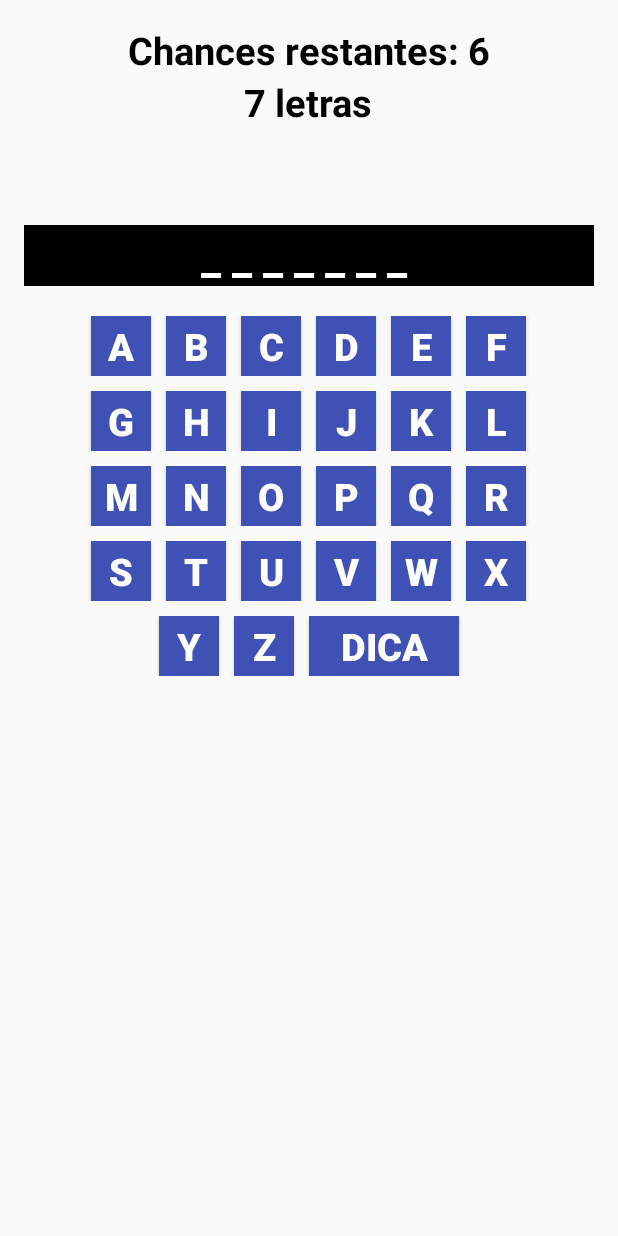
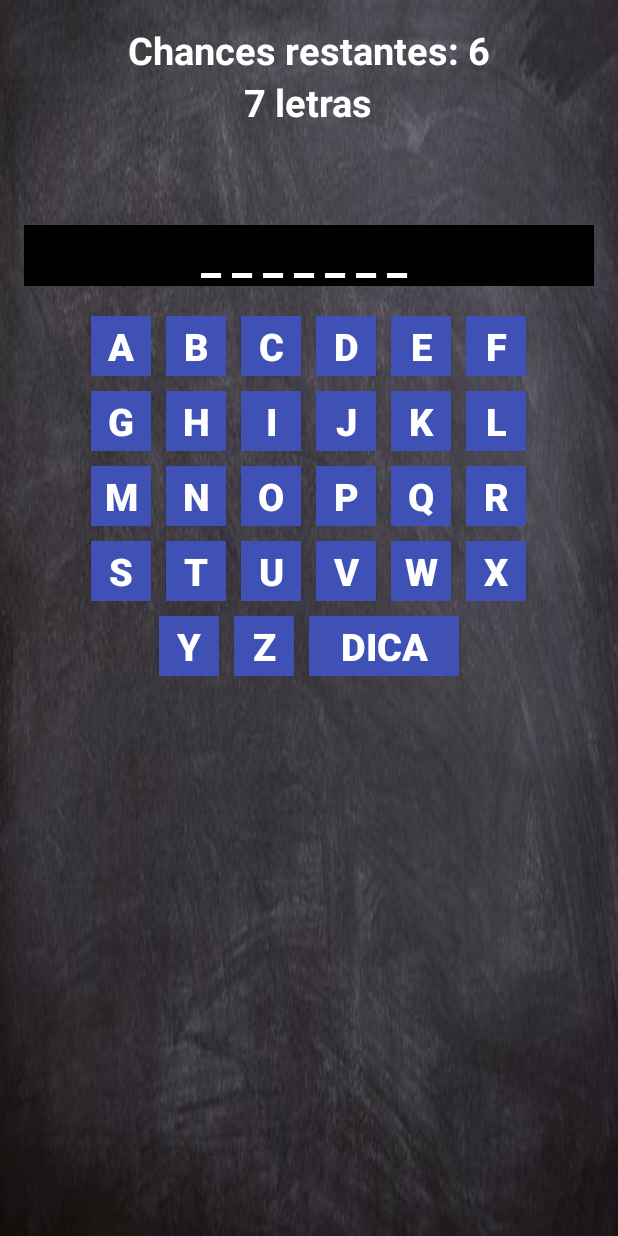
Before and after one commit to danl073/JogoDaForca, an Android app: the MainActivity screen opened directly, with no data from a screen before it, on a phone screen of 412 x 824 dp. Run offline under Robolectric (Android 15) with nearby library versions, the phone set to English and light mode, and no system bars.

Commit message:
Versão Final 3.0

```diff
--- a/app/src/main/java/br/com/senaijandira/jogodaforca/MainActivity.java
+++ b/app/src/main/java/br/com/senaijandira/jogodaforca/MainActivity.java
@@ -26,8 +26,8 @@ public class MainActivity extends Activity {
 
     String palavra[] = {
             "Celta",
-            "Rose",
-            "Groselia",
+            "Jerry",
+            "Groselha",
             "Pindamonhangaba",
             "Internacional",
             "Santana",
@@ -38,7 +38,7 @@ public class MainActivity extends Activity {
 
     String dicas[] = {
             "Carro",
-            "Pesada",
+            "Personagem",
             "Fruta",
             "Cidade",
             "Time",
@@ -80,7 +80,6 @@ public class MainActivity extends Activity {
         btnI = findViewById(R.id.btnI);
         btnJ = findViewById(R.id.btnJ);
         btnK = findViewById(R.id.btnK);
-
         btnL = findViewById(R.id.btnL);
         btnM = findViewById(R.id.btnM);
         btnN = findViewById(R.id.btnN);
--- a/app/src/main/res/layout/activity_main.xml
+++ b/app/src/main/res/layout/activity_main.xml
@@ -4,6 +4,7 @@
     android:layout_width="match_parent"
     android:layout_height="match_parent"
     android:padding="16dp"
+    android:background="@drawable/black"
     >
 
     <LinearLayout
@@ -17,7 +18,7 @@
             android:layout_height="wrap_content"
             android:id="@+id/txtChancesRestantes"
             android:text="Chances Restantes: 6"
-            android:textColor="#000"
+            android:textColor="@color/branco"
             android:textStyle="bold"
             android:textSize="25sp"
             />
@@ -27,7 +28,7 @@
                 android:layout_width="wrap_content"
                 android:layout_height="wrap_content"
                 android:textAlignment="center"
-                android:textColor="#000"
+                android:textColor="@color/branco"
                 android:text="Letras 6"
                 android:textStyle="bold"
                 android:textSize="25sp"
@@ -40,7 +41,7 @@
                 android:layout_marginTop="10dp"
                 android:textAlignment="center"
                 android:layout_gravity="center"
-                android:textColor="#000"
+                android:textColor="@color/branco"
                 android:textStyle="bold"
                 android:textSize="25sp"
                 android:id="@+id/txtDica" />
```
Also changed, not shown: gradle.properties (+1 -10 lines), app/src/main/res/drawable/black.jpg (added).
